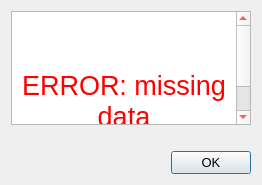
Before: the Qt Designer form code/ui/error_missing_data.ui in MaximilianBrokamp/ENEFFCO-diagramm-creator, drawn with Qt 5.
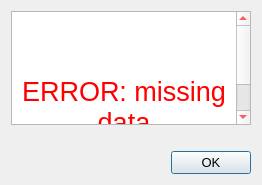
After: the same form once the commit is applied. Icons and pictures are not drawn.

```diff
--- a/code/ui/error_missing_data.ui
+++ b/code/ui/error_missing_data.ui
@@ -111,13 +111,13 @@
       <string>&lt;!DOCTYPE HTML PUBLIC &quot;-//W3C//DTD HTML 4.0//EN&quot; &quot;http://www.w3.org/TR/REC-html40/strict.dtd&quot;&gt;
 &lt;html&gt;&lt;head&gt;&lt;meta name=&quot;qrichtext&quot; content=&quot;1&quot; /&gt;&lt;style type=&quot;text/css&quot;&gt;
 p, li { white-space: pre-wrap; }
-&lt;/style&gt;&lt;/head&gt;&lt;body style=&quot; font-family:'MS Shell Dlg 2'; font-size:5.5pt; font-weight:400; font-style:normal;&quot;&gt;
-&lt;p style=&quot;-qt-paragraph-type:empty; margin-top:0px; margin-bottom:0px; margin-left:0px; margin-right:0px; -qt-block-indent:0; text-indent:0px;&quot;&gt;&lt;br /&gt;&lt;/p&gt;
-&lt;p style=&quot;-qt-paragraph-type:empty; margin-top:0px; margin-bottom:0px; margin-left:0px; margin-right:0px; -qt-block-indent:0; text-indent:0px;&quot;&gt;&lt;br /&gt;&lt;/p&gt;
+&lt;/style&gt;&lt;/head&gt;&lt;body style=&quot; font-family:'MS Shell Dlg 2'; font-size:9.6pt; font-weight:400; font-style:normal;&quot;&gt;
+&lt;p style=&quot;-qt-paragraph-type:empty; margin-top:0px; margin-bottom:0px; margin-left:0px; margin-right:0px; -qt-block-indent:0; text-indent:0px; font-size:5.5pt;&quot;&gt;&lt;br /&gt;&lt;/p&gt;
+&lt;p style=&quot;-qt-paragraph-type:empty; margin-top:0px; margin-bottom:0px; margin-left:0px; margin-right:0px; -qt-block-indent:0; text-indent:0px; font-size:5.5pt;&quot;&gt;&lt;br /&gt;&lt;/p&gt;
 &lt;p align=&quot;center&quot; style=&quot; margin-top:0px; margin-bottom:0px; margin-left:0px; margin-right:0px; -qt-block-indent:0; text-indent:0px;&quot;&gt;&lt;img src=&quot;:/error_icon/error.png&quot; /&gt;&lt;/p&gt;
-&lt;p style=&quot;-qt-paragraph-type:empty; margin-top:0px; margin-bottom:0px; margin-left:0px; margin-right:0px; -qt-block-indent:0; text-indent:0px;&quot;&gt;&lt;br /&gt;&lt;/p&gt;
-&lt;p style=&quot;-qt-paragraph-type:empty; margin-top:0px; margin-bottom:0px; margin-left:0px; margin-right:0px; -qt-block-indent:0; text-indent:0px;&quot;&gt;&lt;br /&gt;&lt;/p&gt;
-&lt;p align=&quot;center&quot; style=&quot;-qt-paragraph-type:empty; margin-top:0px; margin-bottom:0px; margin-left:0px; margin-right:0px; -qt-block-indent:0; text-indent:0px;&quot;&gt;&lt;br /&gt;&lt;/p&gt;
+&lt;p style=&quot;-qt-paragraph-type:empty; margin-top:0px; margin-bottom:0px; margin-left:0px; margin-right:0px; -qt-block-indent:0; text-indent:0px; font-size:5.5pt;&quot;&gt;&lt;br /&gt;&lt;/p&gt;
+&lt;p style=&quot;-qt-paragraph-type:empty; margin-top:0px; margin-bottom:0px; margin-left:0px; margin-right:0px; -qt-block-indent:0; text-indent:0px; font-size:5.5pt;&quot;&gt;&lt;br /&gt;&lt;/p&gt;
+&lt;p align=&quot;center&quot; style=&quot;-qt-paragraph-type:empty; margin-top:0px; margin-bottom:0px; margin-left:0px; margin-right:0px; -qt-block-indent:0; text-indent:0px; font-size:5.5pt;&quot;&gt;&lt;br /&gt;&lt;/p&gt;
 &lt;p align=&quot;center&quot; style=&quot; margin-top:0px; margin-bottom:0px; margin-left:0px; margin-right:0px; -qt-block-indent:0; text-indent:0px;&quot;&gt;&lt;span style=&quot; font-size:20pt;&quot;&gt;ERROR: missing data&lt;/span&gt;&lt;/p&gt;
 &lt;p align=&quot;center&quot; style=&quot;-qt-paragraph-type:empty; margin-top:0px; margin-bottom:0px; margin-left:0px; margin-right:0px; -qt-block-indent:0; text-indent:0px; font-size:20pt;&quot;&gt;&lt;br /&gt;&lt;/p&gt;&lt;/body&gt;&lt;/html&gt;</string>
      </property>
```
